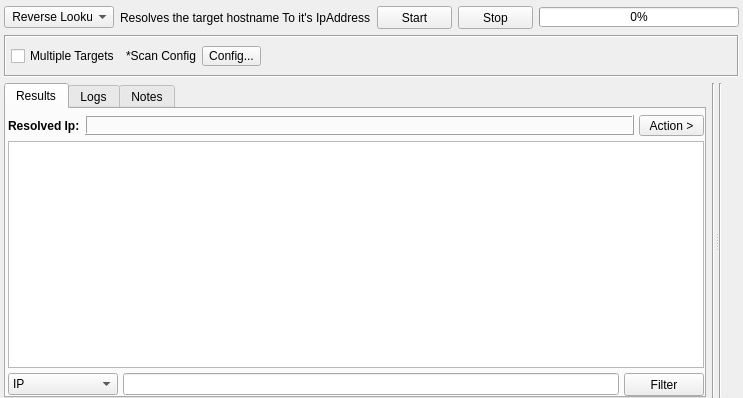
Above: sub3suite/src/engines/ip/Ip.ui from 3nock/OTE before the change. Below: the same form after it.
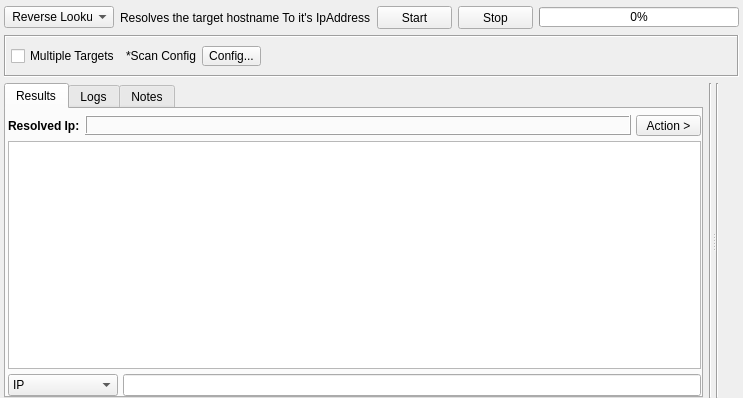
That is the form after the change. Custom widgets are drawn as their Qt base class.

What changed in the file:
```diff
--- a/sub3suite/src/engines/ip/Ip.ui
+++ b/sub3suite/src/engines/ip/Ip.ui
@@ -463,19 +463,6 @@
              <item>
               <widget class="QLineEdit" name="lineEditFilter"/>
              </item>
-             <item>
-              <widget class="QPushButton" name="buttonFilter">
-               <property name="minimumSize">
-                <size>
-                 <width>75</width>
-                 <height>23</height>
-                </size>
-               </property>
-               <property name="text">
-                <string>Filter</string>
-               </property>
-              </widget>
-             </item>
             </layout>
            </item>
           </layout>
```
